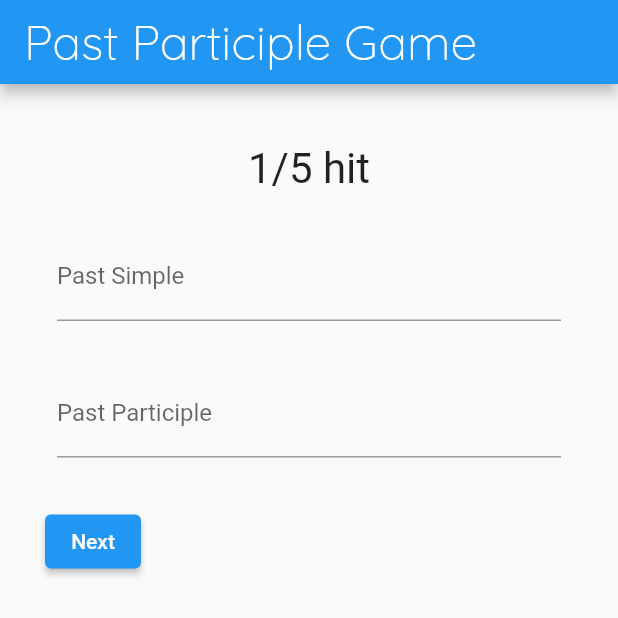
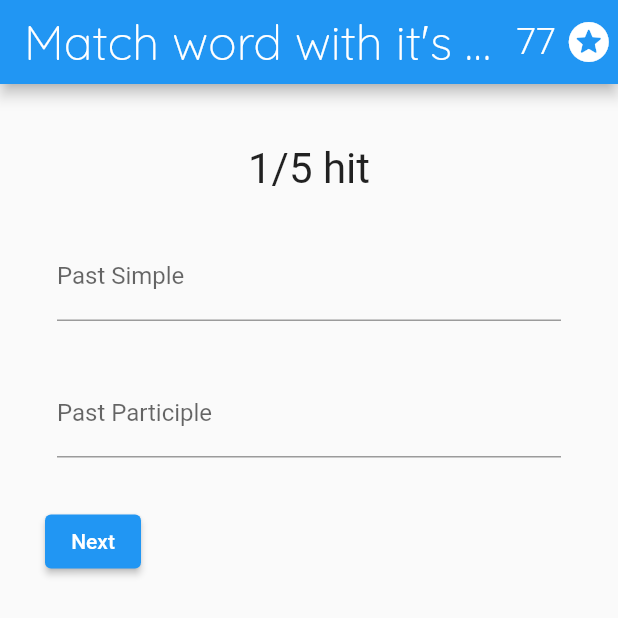
Before and after one commit to DenXman111/EnglishLearningApp, a Flutter app: the screen it shows after launch, after a tap on "Past Participle", on a phone screen of 412 x 824 dp, the top half of it. Run offline on Flutter 3.47's test engine with Material 2 defaults, Android fonts, the phone set to English and light mode, and no system bars; our stand-ins replace google_fonts, hive, hive_flutter; accounts and stored records are empty; generated files the repository leaves out were written again.

Commit message:
Fix with scoring

```diff
--- a/lib/view/PastParticipleGame/FormPastParticipleGame.dart
+++ b/lib/view/PastParticipleGame/FormPastParticipleGame.dart
@@ -1,26 +1,24 @@
-import 'package:english_learning_app/viewmodel/AnswerWidget.dart';
 import 'package:flutter/material.dart';
 
+import '../../viewmodel/TotalPoints.dart';
 
-class FormPastParticipleGame extends State<Answer> {
-
-  FormPastParticipleGame(this.incereaseIndex, this.answerText);
-
-  final Function incereaseIndex;
+class FormPastParticipleGame extends StatelessWidget {
+  final Function increaseIndex;
   final List<String> answerText;
   final _formKey = GlobalKey<FormState>();
   final pastSimpleController = TextEditingController();
   final pastParticipleController = TextEditingController();
 
+  FormPastParticipleGame(this.increaseIndex, this.answerText);
+
   int awardPoints() {
     int score = 0;
-    print(pastSimpleController.text.toLowerCase());
-    print(answerText);
-    print("sdsfd");
-    if (pastSimpleController.text.toLowerCase() == answerText[0].toLowerCase()) {
+    if (pastSimpleController.text.toLowerCase() ==
+        answerText[0].toLowerCase()) {
       score += 1;
     }
-    if (pastParticipleController.text.toLowerCase() == answerText[1].toLowerCase()) {
+    if (pastParticipleController.text.toLowerCase() ==
+        answerText[1].toLowerCase()) {
       score += 1;
     }
     return score;
@@ -36,22 +34,16 @@ class FormPastParticipleGame extends State<Answer> {
   }
 
   @override
-  void dispose() {
-    // Clean up the controller when the widget is disposed.
-    super.dispose();
-  }
+  Widget build(BuildContext context) {
+    TotalPoints totalPoints = TotalPoints();
 
-  @override
-  Widget build(BuildContext context) {
     return Container(
         width: double.infinity,
-
         child: Form(
             key: _formKey,
             child: Column(
                 crossAxisAlignment: CrossAxisAlignment.start,
                 children: <Widget>[
-
                   Padding(
                     padding: EdgeInsets.symmetric(horizontal: 8, vertical: 16),
                     child: TextFormField(
@@ -82,16 +74,15 @@ class FormPastParticipleGame extends State<Answer> {
                     padding: const EdgeInsets.symmetric(vertical: 16.0),
                     child: ElevatedButton(
                       onPressed: () {
-  print(awardPoints());
+                        int points = totalPoints.get();
+                        totalPoints.set(points + awardPoints());
                         _formKey.currentState.reset();
-  incereaseIndex();
+                        increaseIndex();
                       },
                       child: Text('Next'),
                     ),
                   ),
                 ] //RaisedButton
-  )
-  )
-  );//Container
+                ))); //Container
   }
 }
--- a/lib/view/PastParticipleGame/PastParticipleGameState.dart
+++ b/lib/view/PastParticipleGame/PastParticipleGameState.dart
@@ -2,6 +2,7 @@ import 'package:flutter/cupertino.dart';
 import 'package:flutter/material.dart';
 import 'package:google_fonts/google_fonts.dart';
 
+import '../../viewmodel/TotalPoints.dart';
 import '../../viewmodel/PastParticipleGameWidget.dart';
 import 'QuizState.dart';
 import 'ResultState.dart';
@@ -10,55 +11,61 @@ class PastParticipleGameState extends State<PastParticipleGame> {
   final _questions = const [
     {
       'questionText': '1/5 hit',
-      'answers': [ 'hit', 'hit'],
+      'answers': ['hit', 'hit'],
     },
     {
       'questionText': '2/5 sing',
-      'answers': [ 'sang', 'sung'],
+      'answers': ['sang', 'sung'],
     },
     {
       'questionText': '3/5  go',
-      'answers': [ 'went', 'gone'],
+      'answers': ['went', 'gone'],
     },
     {
       'questionText': '4/5 throw',
-      'answers': [ 'threw', 'thrown'],
+      'answers': ['threw', 'thrown'],
     },
     {
       'questionText': '5/5 do',
-      'answers': [ 'did', 'done'],
+      'answers': ['did', 'done'],
     },
   ];
 
   var _questionIndex = 0;
-  var _totalScore = 0;
+  int pointsBeforeGame = 0;
 
-  void _answerQuestion(int score) {
-    _totalScore += score;
 
+  void _answerQuestion() {
     setState(() {
       _questionIndex = _questionIndex + 1;
     });
-    print(_questionIndex);
-    if (_questionIndex < _questions.length) {
-      print('We have more questions!');
-    } else {
-      print('No more questions!');
-    }
   }
 
   @override
   Widget build(BuildContext context) {
+    TotalPoints totalPoints = TotalPoints();
+    if (_questionIndex == 0) {
+      pointsBeforeGame = totalPoints.get();
+    }
     return MaterialApp(
         home: Scaffold(
             appBar: AppBar(
               title: Text(
-          'Past Participle Game',
+                "Match word with it's synonyms and antonyms",
                 style: GoogleFonts.quicksand(
                   fontSize: 32,
                   fontWeight: FontWeight.w300,
                 ),
               ),
+              actions: <Widget>[
+                Row(
+                  children: <Widget> [
+                    Text(totalPoints.formatter.format(totalPoints.get()), style: TextStyle(color: Colors.white, fontSize: 24, fontWeight: FontWeight.w300)),
+                    Icon(Icons.stars_rounded, size: 32),
+                    Text(' '),
+                  ],
+                ),
+              ],
             ),
             body: Padding(
               padding: const EdgeInsets.all(30.0),
@@ -67,9 +74,8 @@ class PastParticipleGameState extends State<PastParticipleGame> {
                       answerQuestion: _answerQuestion,
                       questionIndex: _questionIndex,
                       questions: _questions,
-        ) : Result(_totalScore),
                     )
-    )
-    );
+                  : Result(totalPoints.get()-pointsBeforeGame),
+            )));
   }
 }
--- a/lib/view/PastParticipleGame/QuizState.dart
+++ b/lib/view/PastParticipleGame/QuizState.dart
@@ -1,4 +1,4 @@
-import 'package:english_learning_app/viewmodel/AnswerWidget.dart';
+import 'package:english_learning_app/view/PastParticipleGame/FormPastParticipleGame.dart';
 import 'package:flutter/material.dart';
 
 import 'Question.dart';
@@ -16,14 +16,13 @@ class Quiz extends StatelessWidget {
 
   @override
   Widget build(BuildContext context) {
-    print("build");
     return Column(
       children: [
         Question(
           questions[questionIndex]['questionText'],
         ), //Question
-        Answer(
-                () => answerQuestion(1), questions[questionIndex]['answers'])
+        FormPastParticipleGame(
+            () => answerQuestion(), questions[questionIndex]['answers'])
       ],
     ); //Column
   }
--- a/lib/view/PastParticipleGame/ResultState.dart
+++ b/lib/view/PastParticipleGame/ResultState.dart
@@ -12,7 +12,7 @@ class Result extends StatelessWidget {
       resultText = 'You are awesome!';
       print(resultScore);
     } else if (resultScore >= 7) {
-      resultText = 'Pretty likeable!';
+      resultText = 'It is a good score.';
       print(resultScore);
     } else if (resultScore >= 5) {
       resultText = 'You need to work more!';
@@ -27,6 +27,7 @@ class Result extends StatelessWidget {
 
   @override
   Widget build(BuildContext context) {
+    print(resultScore);
     return Center(
       child: Column(
         mainAxisAlignment: MainAxisAlignment.center,
--- a/lib/viewmodel/AnswerWidget.dart
+++ /dev/null
@@ -1,10 +0,0 @@
-import 'package:english_learning_app/view/PastParticipleGame/FormPastParticipleGame.dart';
-import 'package:flutter/cupertino.dart';
-
-class Answer extends StatefulWidget {
-  Answer(this._incereaseIndex, this.answerText);
-  final Function _incereaseIndex;
-  final List<String> answerText;
-  @override
-  FormPastParticipleGame createState() => FormPastParticipleGame(_incereaseIndex, answerText);
-}
```
Also changed, not shown: lib/view/PastParticipleGame/Question.dart (line endings or trailing spaces). Lines whose indentation alone changed are shown as unchanged.
